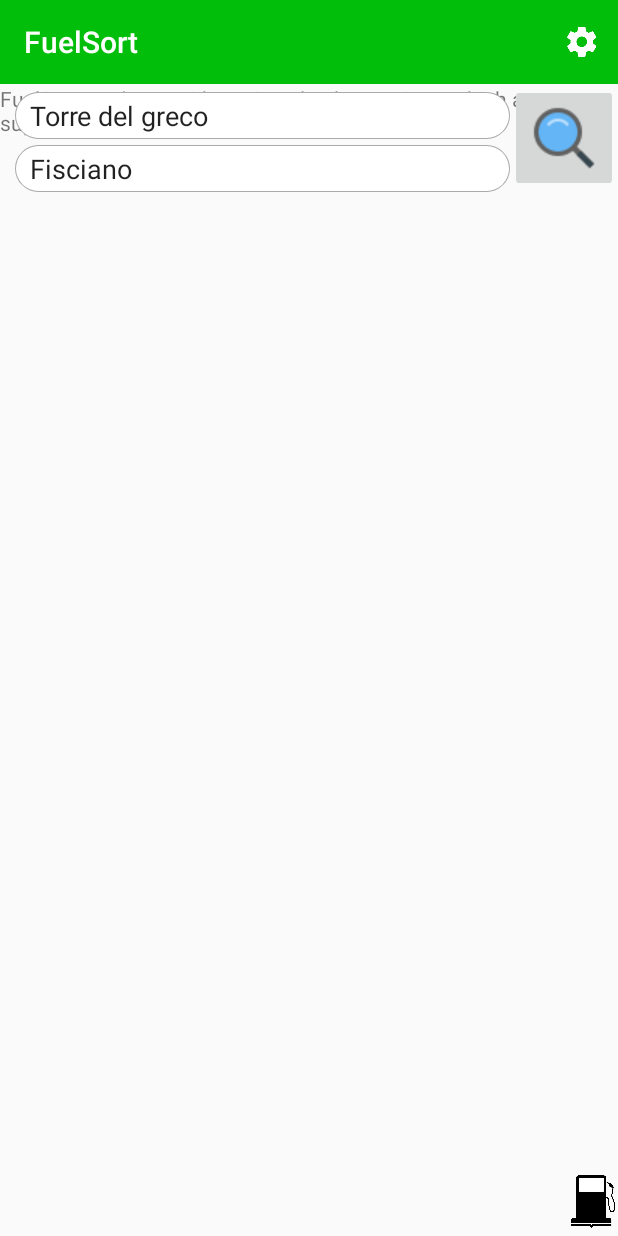
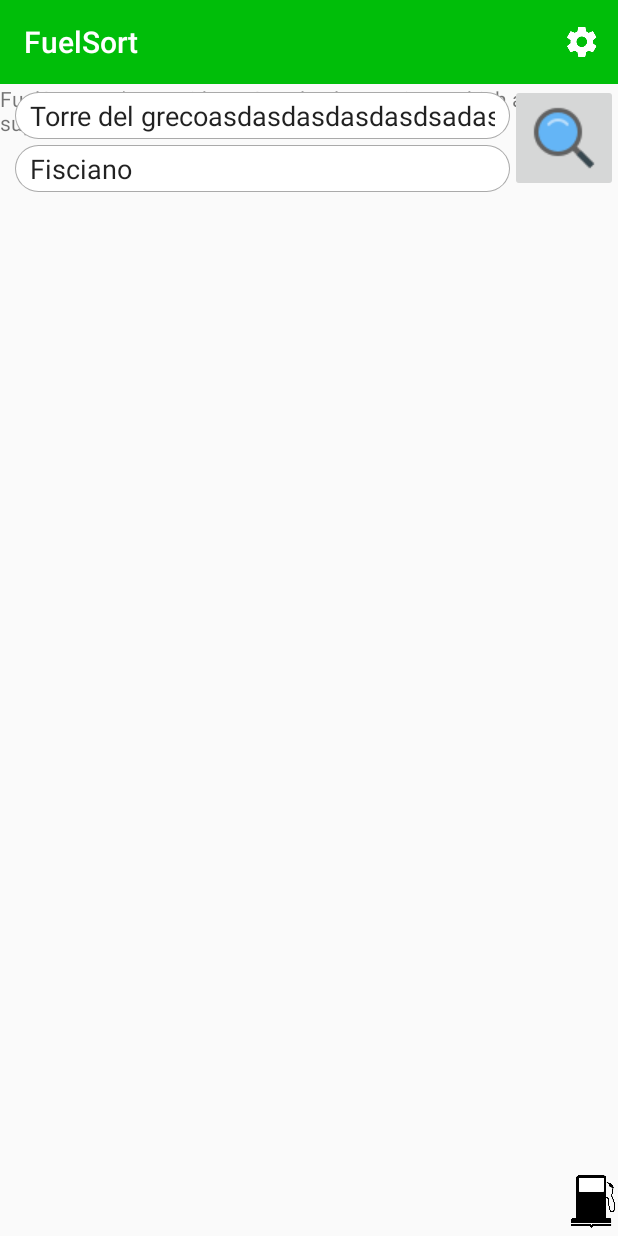
Before and after one commit to DrRek/FuelSort, an Android app: the screen it shows after launch (MapsActivity), on a phone screen of 412 x 824 dp. Run offline under Robolectric (Android 15) with nearby library versions, the phone set to English and light mode, and no system bars; 12 statements that could not run were skipped.

Commit message:
first icon implemented

```diff
--- a/app/src/main/AndroidManifest.xml
+++ b/app/src/main/AndroidManifest.xml
@@ -12,9 +12,9 @@
 
     <application
         android:allowBackup="true"
-        android:icon="@mipmap/ic_launcher"
+        android:icon="@mipmap/ic_icona"
         android:label="@string/app_name"
-        android:roundIcon="@mipmap/ic_launcher_round"
+        android:roundIcon="@mipmap/ic_icona"
         android:supportsRtl="true"
         android:theme="@style/AppTheme">
 
--- a/app/src/main/res/layout/activity_maps.xml
+++ b/app/src/main/res/layout/activity_maps.xml
@@ -35,24 +35,23 @@
                 android:id="@+id/searchFieldLayout">
 
                 <EditText
+                    android:id="@+id/from"
                     android:layout_width="match_parent"
                     android:layout_height="wrap_content"
+                    android:layout_marginLeft="10dp"
+                    android:layout_marginStart="10dp"
                     android:layout_marginTop="5dp"
-                    android:layout_marginLeft="10dp"
-                    android:layout_marginRight="10dp"
-                    android:paddingTop="3dp"
+                    android:background="@drawable/searchfield_background"
+                    android:hint="@string/partenza"
+                    android:imeOptions="actionNext"
+                    android:inputType="textCapSentences"
                     android:paddingBottom="3dp"
+                    android:paddingEnd="10dp"
+                    android:paddingRight="10dp"
                     android:paddingLeft="10dp"
                     android:paddingStart="10dp"
-                    android:paddingRight="0dp"
-                    android:paddingEnd="0dp"
-                    android:background="@drawable/searchfield_background"
-                    android:id="@+id/from"
-                    android:imeOptions="actionNext"
-                    android:inputType="textCapSentences"
-                    android:hint="@string/partenza"
-                    android:text="Torre del greco"
-                    android:layout_marginStart="10dp" />
+                    android:paddingTop="3dp"
+                    android:text="Torre del grecoasdasdasdasdasdsadasd" />
 
                 <EditText
                     android:layout_width="match_parent"
@@ -63,8 +62,8 @@
                     android:paddingBottom="3dp"
                     android:paddingLeft="10dp"
                     android:paddingStart="10dp"
-                    android:paddingRight="0dp"
-                    android:paddingEnd="0dp"
+                    android:paddingRight="10dp"
+                    android:paddingEnd="10dp"
                     android:background="@drawable/searchfield_background"
                     android:id="@+id/to"
                     android:imeOptions="actionDone"
```
Also changed, not shown: app/src/main/res/drawable/ic_launcher_background.xml (added, +74 -0 lines), app/src/main/res/drawable/ic_launcher_foreground.xml (added, +34 -0 lines), app/src/main/res/mipmap-hdpi/ic_icona.png (added), app/src/main/res/mipmap-mdpi/ic_icona.png (added), app/src/main/res/mipmap-xhdpi/ic_icona.png (added), app/src/main/res/mipmap-xxhdpi/ic_icona.png (added), app/src/main/res/mipmap-xxxhdpi/ic_icona.png (added), app/src/main/web_hi_res_512.png (added), 1 other file.
